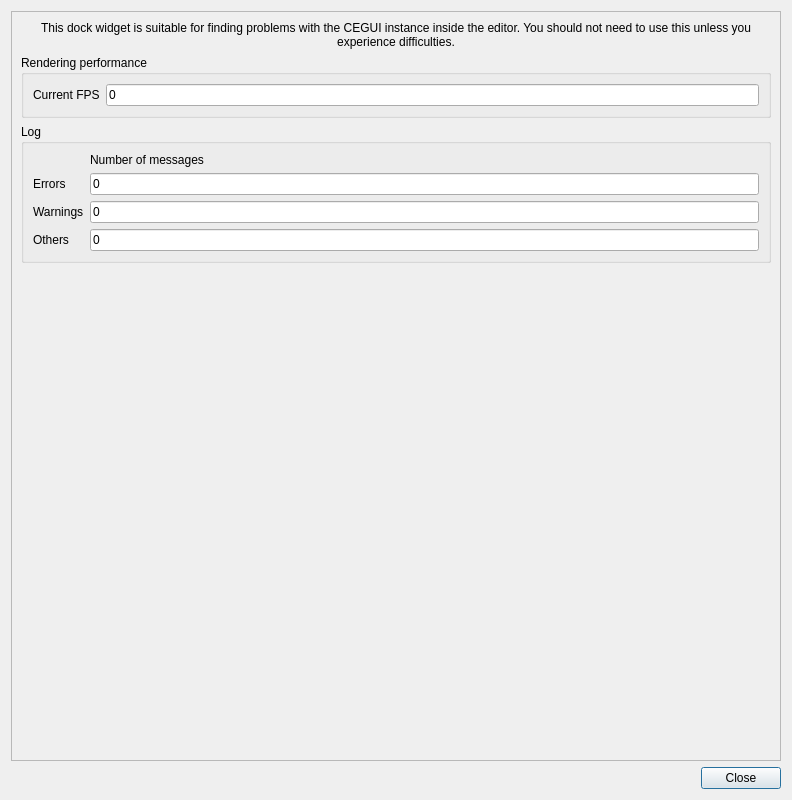
The window that ui/CEGUIDebugInfo.ui (cegui/ceed-cpp) describes before a commit, drawn with Qt 5.
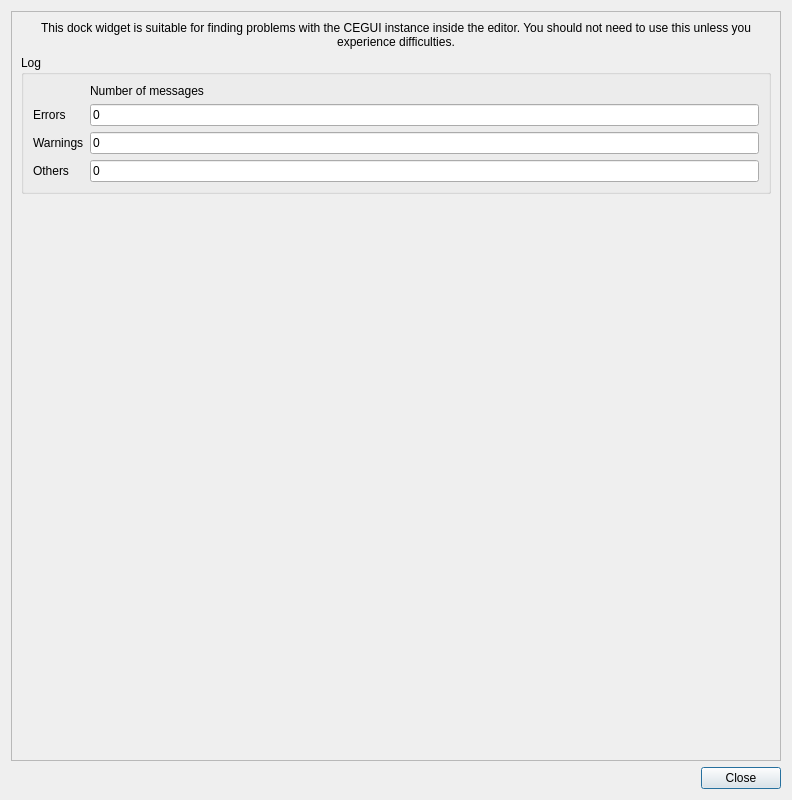
The same window after the commit.

Commit message: Selection is preserved when switch visual->code->visual. FPS info removed.

```diff
--- a/ui/CEGUIDebugInfo.ui
+++ b/ui/CEGUIDebugInfo.ui
@@ -30,8 +30,8 @@
        <rect>
         <x>0</x>
         <y>0</y>
-        <width>772</width>
-        <height>751</height>
+        <width>768</width>
+        <height>741</height>
        </rect>
       </property>
       <layout class="QVBoxLayout" name="verticalLayout_2">
@@ -60,47 +60,6 @@
          </property>
         </widget>
        </item>
-       <item>
-        <widget class="QGroupBox" name="renderingPerformance">
-         <property name="sizePolicy">
-          <sizepolicy hsizetype="Preferred" vsizetype="Fixed">
-           <horstretch>0</horstretch>
-           <verstretch>0</verstretch>
-          </sizepolicy>
-         </property>
-         <property name="title">
-          <string>Rendering performance</string>
-         </property>
-         <layout class="QGridLayout" name="gridLayout_3">
-          <item row="0" column="1">
-           <widget class="QLineEdit" name="currentFPSBox">
-            <property name="toolTip">
-             <string>FPS means how many times the CEGUI widget gets rerendered per second</string>
-            </property>
-            <property name="text">
-             <string>0</string>
-            </property>
-            <property name="frame">
-             <bool>true</bool>
-            </property>
-            <property name="readOnly">
-             <bool>true</bool>
-            </property>
-           </widget>
-          </item>
-          <item row="0" column="0">
-           <widget class="QLabel" name="currentFPSLabel">
-            <property name="text">
-             <string>Current FPS</string>
-            </property>
-            <property name="buddy">
-             <cstring>currentFPSBox</cstring>
-            </property>
-           </widget>
-          </item>
-         </layout>
-        </widget>
-       </item>
        <item>
         <widget class="QGroupBox" name="log">
          <property name="sizePolicy">
```
Left out of the diff: 11 changed lines with no effect on the pictures. The commit also changes 2 other files.
